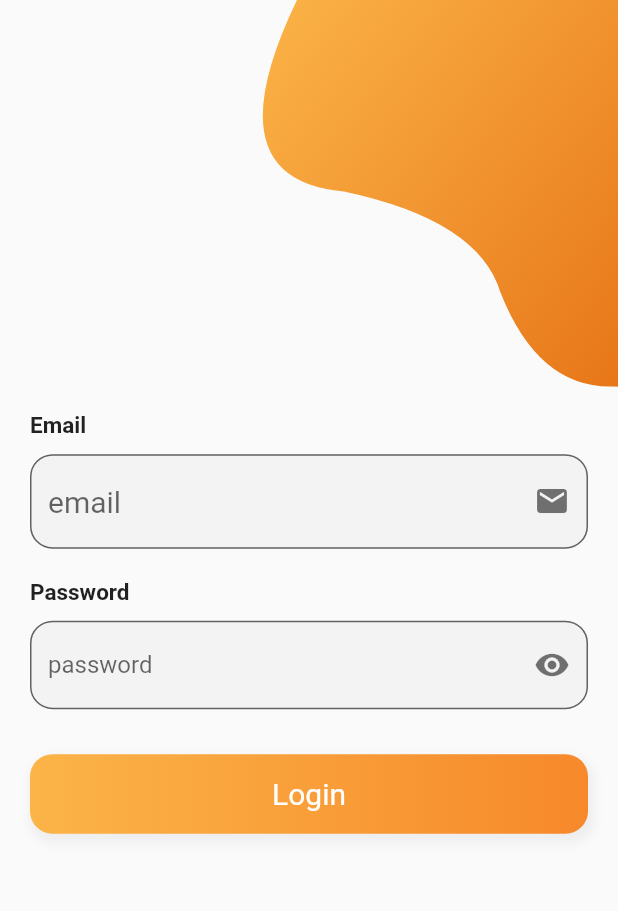
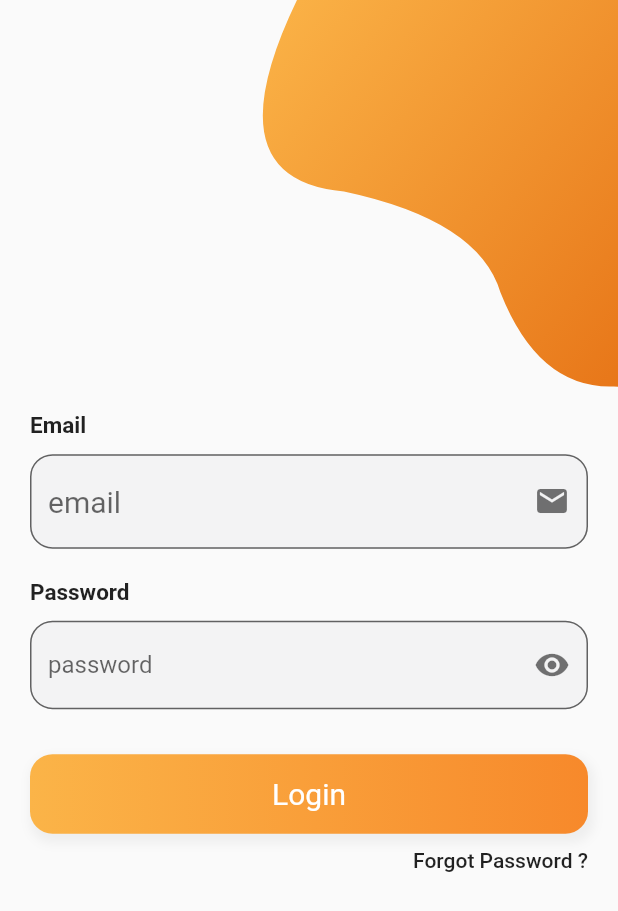
Before and after one commit to asamoah-fred/chat_app, a Flutter app: the screen it shows after launch, after a tap on "Login", on a phone screen of 412 x 824 dp. Shown: the top 911 px of the screen. Run offline on Flutter 3.47's test engine with Material 2 defaults, Android fonts, the phone set to English and light mode, and no system bars.

Commit message:
forget password button at loginpage

```diff
--- a/lib/screens/loginpage.dart
+++ b/lib/screens/loginpage.dart
@@ -166,19 +166,19 @@ class _LoginPageState extends State<LoginPage> {
                           ),
                         ),
                       ),
-                      //         Container(
-                      //           padding: EdgeInsets.symmetric(
-                      //             vertical: 10,
-                      //           ),
-                      //           alignment: Alignment.centerRight,
-                      //           child: Text(
-                      //             'Forgot Password ?',
-                      //             style: TextStyle(
-                      //               fontSize: 14,
-                      //               fontWeight: FontWeight.w500,
-                      //             ),
-                      //           ),
-                      //         ),
+                      Container(
+                        padding: EdgeInsets.symmetric(
+                          vertical: 10,
+                        ),
+                        alignment: Alignment.centerRight,
+                        child: Text(
+                          'Forgot Password ?',
+                          style: TextStyle(
+                            fontSize: 14,
+                            fontWeight: FontWeight.w500,
+                          ),
+                        ),
+                      ),
                       //         Container(
                       //           margin: EdgeInsets.symmetric(
                       //             vertical: 10,
```
